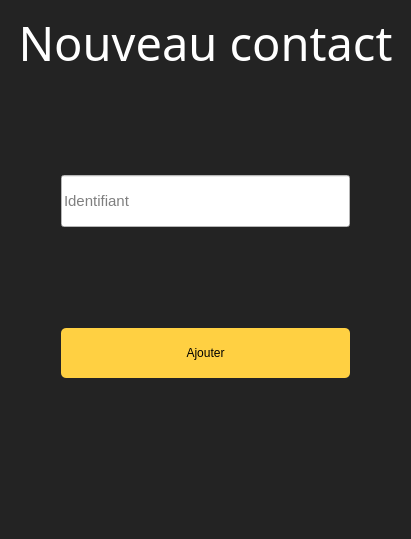
Before: the Qt Designer form KeepItSecret/newcontactwindow.ui in dbuhon/KeepItSecret, drawn with Qt 5.
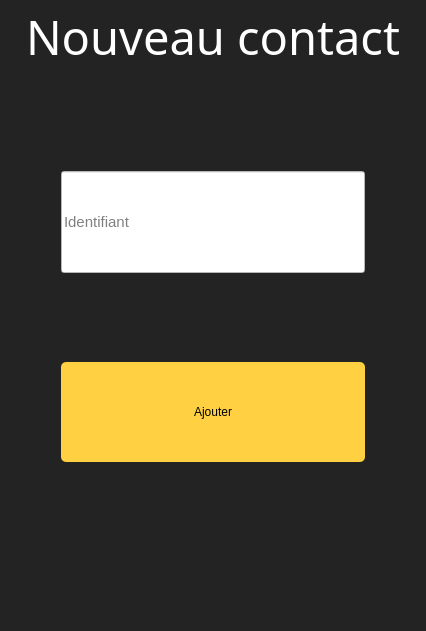
After: the same form once the commit is applied.

What changed in the file:
```diff
--- a/KeepItSecret/newcontactwindow.ui
+++ b/KeepItSecret/newcontactwindow.ui
@@ -6,8 +6,8 @@
    <rect>
     <x>0</x>
     <y>0</y>
-    <width>411</width>
-    <height>539</height>
+    <width>426</width>
+    <height>631</height>
    </rect>
   </property>
   <property name="windowTitle">
@@ -79,6 +79,19 @@
           </property>
          </spacer>
         </item>
+        <item>
+         <spacer name="verticalSpacer">
+          <property name="orientation">
+           <enum>Qt::Vertical</enum>
+          </property>
+          <property name="sizeHint" stdset="0">
+           <size>
+            <width>20</width>
+            <height>40</height>
+           </size>
+          </property>
+         </spacer>
+        </item>
         <item>
          <widget class="QLineEdit" name="lineEdit_contactLogin">
           <property name="sizePolicy">
@@ -98,7 +111,7 @@
 margin-top: 75%;
 margin-left:50px;
 margin-right:50px;
-height: 50px;</string>
+height: 100%;</string>
           </property>
           <property name="placeholderText">
            <string>Identifiant</string>
@@ -108,12 +121,12 @@
         <item>
          <spacer name="horizontalSpacer_2">
           <property name="orientation">
-           <enum>Qt::Horizontal</enum>
+           <enum>Qt::Vertical</enum>
           </property>
           <property name="sizeHint" stdset="0">
            <size>
-            <width>40</width>
-            <height>20</height>
+            <width>20</width>
+            <height>40</height>
            </size>
           </property>
          </spacer>
@@ -151,7 +164,7 @@
            <string notr="true">border-radius: 5px;
 background-color: rgb(255, 208, 66);
 margin-top: 75%;
-height: 50px;
+height: 100%;
 color: black;
 margin-left:50px;
 margin-right:50px;
@@ -174,6 +187,19 @@
           </property>
          </widget>
         </item>
+        <item>
+         <spacer name="verticalSpacer_3">
+          <property name="orientation">
+           <enum>Qt::Vertical</enum>
+          </property>
+          <property name="sizeHint" stdset="0">
+           <size>
+            <width>20</width>
+            <height>40</height>
+           </size>
+          </property>
+         </spacer>
+        </item>
        </layout>
       </item>
      </layout>
```
Left out of the diff: 2 changed lines with no effect on the pictures.
